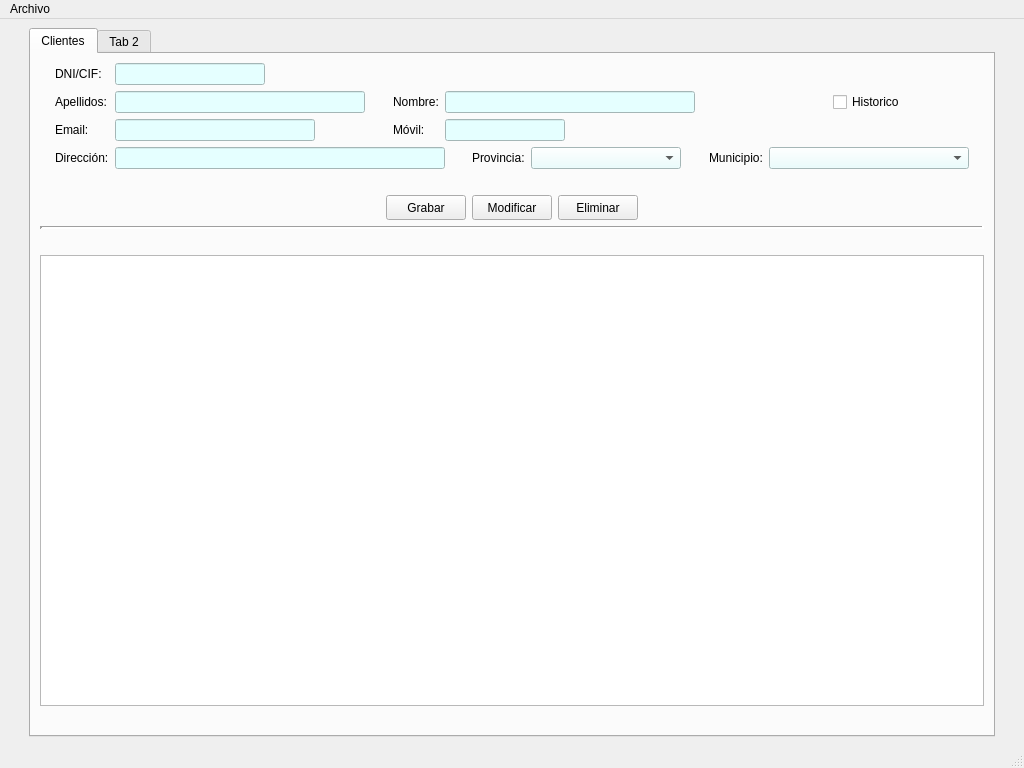
This is venPrincipal.ui in Semperz/ProyectoDI as Qt 5 draws it before an edit. The edited form follows.
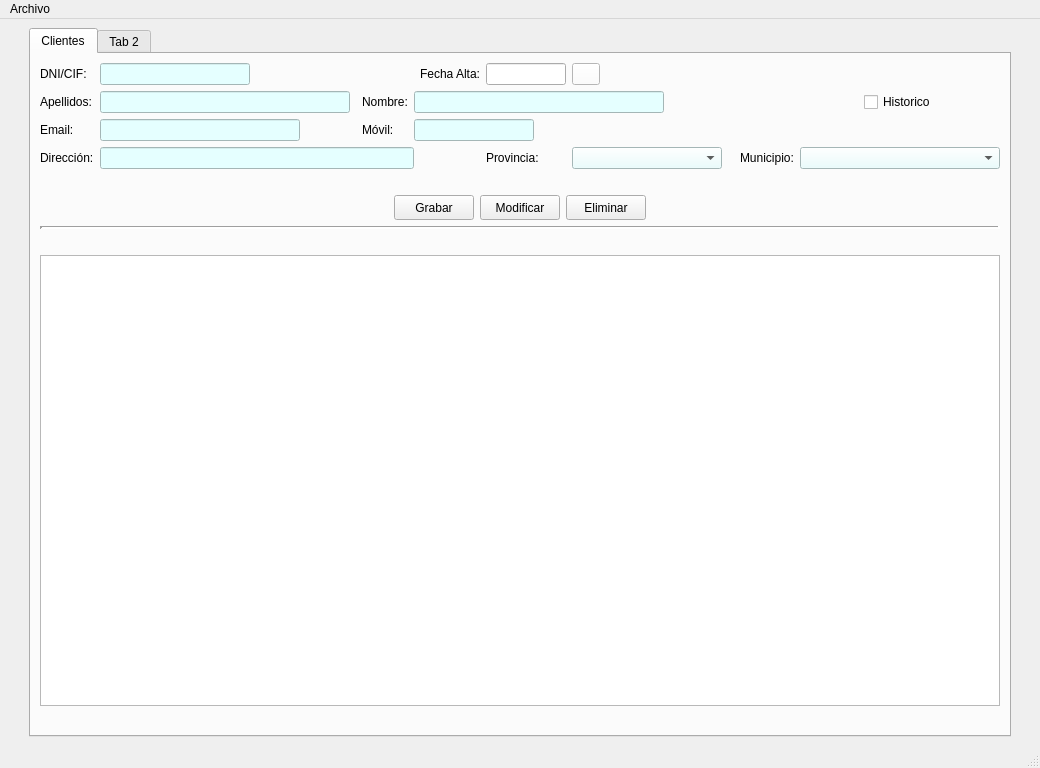
This is the edited form. Icons and pictures are not drawn.

Commit message: feat(main.py): update main and add calendar

Diff of the .ui file:
```diff
--- a/venPrincipal.ui
+++ b/venPrincipal.ui
@@ -39,45 +39,29 @@
          <layout class="QVBoxLayout" name="verticalLayout">
           <item>
            <layout class="QGridLayout" name="gridLayout">
-            <item row="3" column="6">
-             <spacer name="horizontalSpacer_3">
-              <property name="orientation">
-               <enum>Qt::Horizontal</enum>
-              </property>
-              <property name="sizeType">
-               <enum>QSizePolicy::Expanding</enum>
-              </property>
-              <property name="sizeHint" stdset="0">
-               <size>
-                <width>40</width>
-                <height>20</height>
-               </size>
-              </property>
-             </spacer>
-            </item>
-            <item row="2" column="3">
-             <spacer name="horizontalSpacer_2">
-              <property name="orientation">
-               <enum>Qt::Horizontal</enum>
-              </property>
-              <property name="sizeType">
-               <enum>QSizePolicy::Expanding</enum>
-              </property>
-              <property name="sizeHint" stdset="0">
-               <size>
-                <width>40</width>
-                <height>20</height>
-               </size>
-              </property>
-             </spacer>
-            </item>
-            <item row="1" column="11" alignment="Qt::AlignHCenter">
+            <item row="1" column="12" alignment="Qt::AlignHCenter">
              <widget class="QCheckBox" name="chkHistoriacli">
               <property name="text">
                <string>Historico</string>
               </property>
              </widget>
             </item>
+            <item row="3" column="6">
+             <spacer name="horizontalSpacer_3">
+              <property name="orientation">
+               <enum>Qt::Horizontal</enum>
+              </property>
+              <property name="sizeType">
+               <enum>QSizePolicy::Expanding</enum>
+              </property>
+              <property name="sizeHint" stdset="0">
+               <size>
+                <width>40</width>
+                <height>20</height>
+               </size>
+              </property>
+             </spacer>
+            </item>
             <item row="0" column="2">
              <widget class="QLineEdit" name="txtDnicli">
               <property name="minimumSize">
@@ -95,8 +79,27 @@
               <property name="styleSheet">
                <string notr="true">background-color:rgb(229, 255, 255);</string>
               </property>
+              <property name="alignment">
+               <set>Qt::AlignCenter</set>
+              </property>
              </widget>
             </item>
+            <item row="2" column="3">
+             <spacer name="horizontalSpacer_2">
+              <property name="orientation">
+               <enum>Qt::Horizontal</enum>
+              </property>
+              <property name="sizeType">
+               <enum>QSizePolicy::Expanding</enum>
+              </property>
+              <property name="sizeHint" stdset="0">
+               <size>
+                <width>40</width>
+                <height>20</height>
+               </size>
+              </property>
+             </spacer>
+            </item>
             <item row="0" column="1">
              <widget class="QLabel" name="lblDnicli">
               <property name="text">
@@ -104,6 +107,44 @@
               </property>
              </widget>
             </item>
+            <item row="2" column="2">
+             <widget class="QLineEdit" name="txtEmailcli">
+              <property name="minimumSize">
+               <size>
+                <width>200</width>
+                <height>0</height>
+               </size>
+              </property>
+              <property name="maximumSize">
+               <size>
+                <width>200</width>
+                <height>16777215</height>
+               </size>
+              </property>
+              <property name="styleSheet">
+               <string notr="true">background-color:rgb(229, 255, 255);</string>
+              </property>
+             </widget>
+            </item>
+            <item row="1" column="5" colspan="7">
+             <widget class="QLineEdit" name="txtNomcli">
+              <property name="minimumSize">
+               <size>
+                <width>200</width>
+                <height>0</height>
+               </size>
+              </property>
+              <property name="maximumSize">
+               <size>
+                <width>250</width>
+                <height>16777215</height>
+               </size>
+              </property>
+              <property name="styleSheet">
+               <string notr="true">background-color:rgb(229, 255, 255);</string>
+              </property>
+             </widget>
+            </item>
             <item row="2" column="1">
              <widget class="QLabel" name="lblEmailcli">
               <property name="text">
@@ -111,25 +152,6 @@
               </property>
              </widget>
             </item>
-            <item row="2" column="2">
-             <widget class="QLineEdit" name="txtEmailcli">
-              <property name="minimumSize">
-               <size>
-                <width>200</width>
-                <height>0</height>
-               </size>
-              </property>
-              <property name="maximumSize">
-               <size>
-                <width>200</width>
-                <height>16777215</height>
-               </size>
-              </property>
-              <property name="styleSheet">
-               <string notr="true">background-color:rgb(229, 255, 255);</string>
-              </property>
-             </widget>
-            </item>
             <item row="2" column="5" colspan="4">
              <widget class="QLineEdit" name="txtMovilcli">
               <property name="minimumSize">
@@ -152,39 +174,6 @@
               </property>
              </widget>
             </item>
-            <item row="1" column="5" colspan="6">
-             <widget class="QLineEdit" name="txtNomcli">
-              <property name="minimumSize">
-               <size>
-                <width>200</width>
-                <height>0</height>
-               </size>
-              </property>
-              <property name="maximumSize">
-               <size>
-                <width>250</width>
-                <height>16777215</height>
-               </size>
-              </property>
-              <property name="styleSheet">
-               <string notr="true">background-color:rgb(229, 255, 255);</string>
-              </property>
-             </widget>
-            </item>
-            <item row="2" column="4">
-             <widget class="QLabel" name="lblMovilcli">
-              <property name="text">
-               <string>Móvil:</string>
-              </property>
-             </widget>
-            </item>
-            <item row="1" column="1">
-             <widget class="QLabel" name="lblApelcli">
-              <property name="text">
-               <string>Apellidos:</string>
-              </property>
-             </widget>
-            </item>
             <item row="3" column="7">
              <widget class="QLabel" name="lblProvcli">
               <property name="text">
@@ -211,6 +200,20 @@
               </property>
              </widget>
             </item>
+            <item row="1" column="1">
+             <widget class="QLabel" name="lblApelcli">
+              <property name="text">
+               <string>Apellidos:</string>
+              </property>
+             </widget>
+            </item>
+            <item row="2" column="4">
+             <widget class="QLabel" name="lblMovilcli">
+              <property name="text">
+               <string>Móvil:</string>
+              </property>
+             </widget>
+            </item>
             <item row="1" column="4">
              <widget class="QLabel" name="lblNomcli">
               <property name="text">
@@ -256,25 +259,6 @@
               </property>
              </widget>
             </item>
-            <item row="3" column="11">
-             <widget class="QComboBox" name="cmbMunicli">
-              <property name="minimumSize">
-               <size>
-                <width>200</width>
-                <height>0</height>
-               </size>
-              </property>
-              <property name="maximumSize">
-               <size>
-                <width>200</width>
-                <height>16777215</height>
-               </size>
-              </property>
-              <property name="styleSheet">
-               <string notr="true">background-color:rgb(229, 255, 255);</string>
-              </property>
-             </widget>
-            </item>
             <item row="3" column="1">
              <widget class="QLabel" name="lblDircli">
               <property name="text">
@@ -282,13 +266,32 @@
               </property>
              </widget>
             </item>
-            <item row="3" column="10">
+            <item row="3" column="11">
              <widget class="QLabel" name="lblMunicli">
               <property name="text">
                <string>Municipio:</string>
               </property>
              </widget>
             </item>
+            <item row="3" column="12">
+             <widget class="QComboBox" name="cmbMunicli">
+              <property name="minimumSize">
+               <size>
+                <width>200</width>
+                <height>0</height>
+               </size>
+              </property>
+              <property name="maximumSize">
+               <size>
+                <width>200</width>
+                <height>16777215</height>
+               </size>
+              </property>
+              <property name="styleSheet">
+               <string notr="true">background-color:rgb(229, 255, 255);</string>
+              </property>
+             </widget>
+            </item>
             <item row="1" column="3">
              <spacer name="horizontalSpacer">
               <property name="orientation">
@@ -305,19 +308,6 @@
               </property>
              </spacer>
             </item>
-            <item row="3" column="9">
-             <spacer name="horizontalSpacer_7">
-              <property name="orientation">
-               <enum>Qt::Horizontal</enum>
-              </property>
-              <property name="sizeHint" stdset="0">
-               <size>
-                <width>40</width>
-                <height>20</height>
-               </size>
-              </property>
-             </spacer>
-            </item>
             <item row="0" column="0" rowspan="4">
              <spacer name="horizontalSpacer_12">
               <property name="orientation">
@@ -331,7 +321,7 @@
               </property>
              </spacer>
             </item>
-            <item row="0" column="12" rowspan="4">
+            <item row="0" column="13" rowspan="4">
              <spacer name="horizontalSpacer_9">
               <property name="orientation">
                <enum>Qt::Horizontal</enum>
@@ -344,6 +334,71 @@
               </property>
              </spacer>
             </item>
+            <item row="3" column="10">
+             <spacer name="horizontalSpacer_7">
+              <property name="orientation">
+               <enum>Qt::Horizontal</enum>
+              </property>
+              <property name="sizeHint" stdset="0">
+               <size>
+                <width>40</width>
+                <height>20</height>
+               </size>
+              </property>
+             </spacer>
+            </item>
+            <item row="0" column="6">
+             <widget class="QLabel" name="lblFechaAltacli">
+              <property name="text">
+               <string>Fecha Alta:</string>
+              </property>
+             </widget>
+            </item>
+            <item row="0" column="8">
+             <widget class="QPushButton" name="btnCalendarCli">
+              <property name="minimumSize">
+               <size>
+                <width>28</width>
+                <height>0</height>
+               </size>
+              </property>
+              <property name="maximumSize">
+               <size>
+                <width>28</width>
+                <height>1677777</height>
+               </size>
+              </property>
+              <property name="styleSheet">
+               <string notr="true">background-color: #FFF</string>
+              </property>
+              <property name="text">
+               <string/>
+              </property>
+              <property name="icon">
+               <iconset>
+                <normaloff>img/calendar-icon_34471.ico</normaloff>img/calendar-icon_34471.ico</iconset>
+              </property>
+             </widget>
+            </item>
+            <item row="0" column="7">
+             <widget class="QLineEdit" name="txtAltaCli">
+              <property name="minimumSize">
+               <size>
+                <width>80</width>
+                <height>0</height>
+               </size>
+              </property>
+              <property name="maximumSize">
+               <size>
+                <width>80</width>
+                <height>16777215</height>
+               </size>
+              </property>
+              <property name="alignment">
+               <set>Qt::AlignCenter</set>
+              </property>
+             </widget>
+            </item>
            </layout>
           </item>
           <item>
```
The commit also changes 6 other files.
